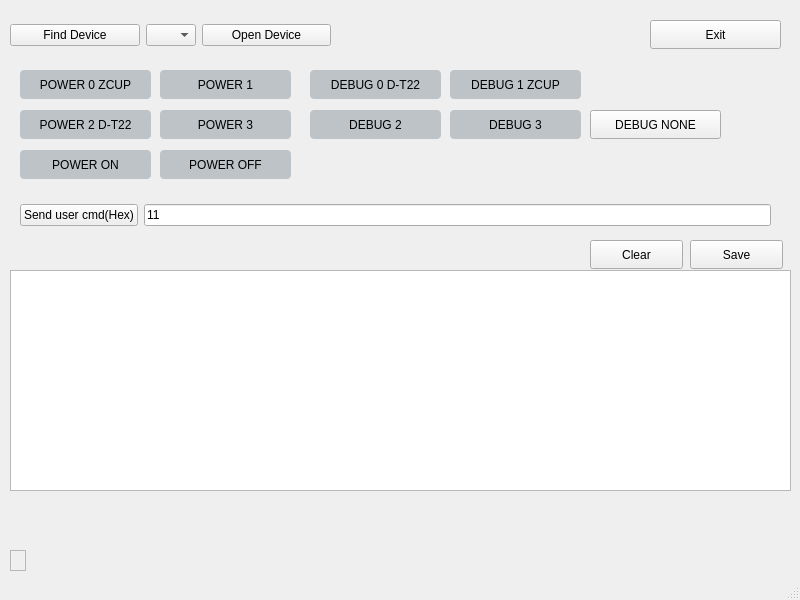
This is switch_board.ui in 15682532888/Switch_Board_qt as Qt 5 draws it before an edit. The edited form follows.
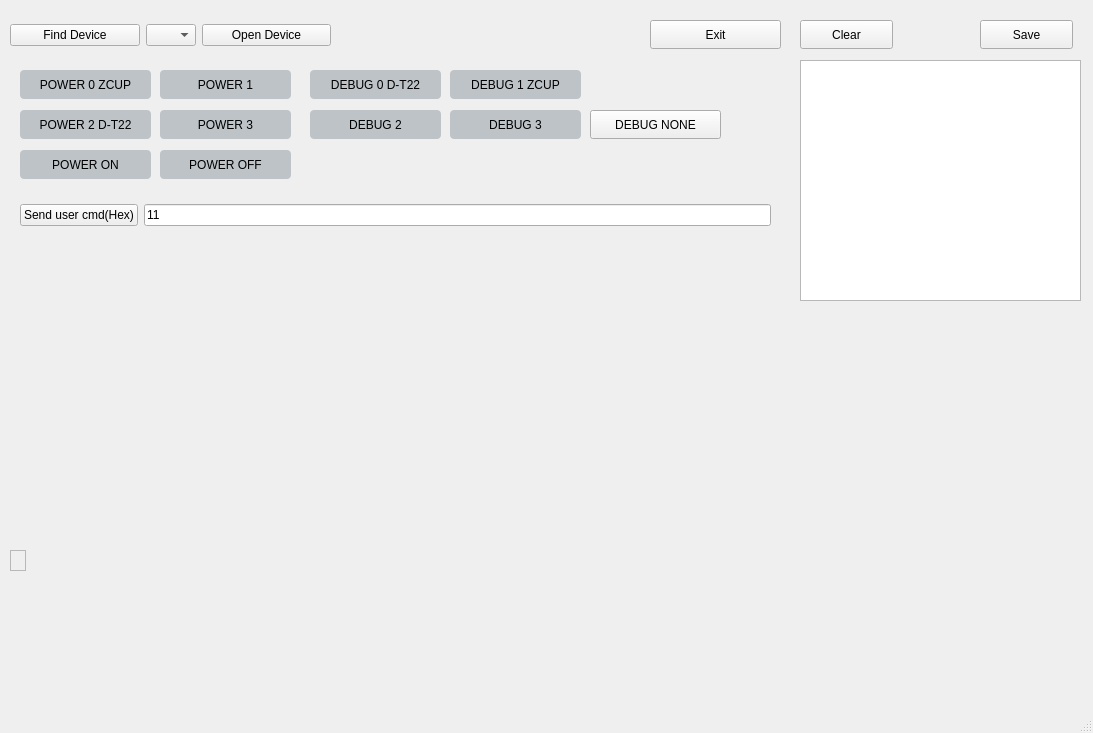
This is the edited form.

```diff
--- a/switch_board.ui
+++ b/switch_board.ui
@@ -6,8 +6,8 @@
    <rect>
     <x>0</x>
     <y>0</y>
-    <width>800</width>
-    <height>600</height>
+    <width>1093</width>
+    <height>733</height>
    </rect>
   </property>
   <property name="windowTitle">
@@ -54,18 +54,18 @@
    <widget class="QTextEdit" name="textEdit">
     <property name="geometry">
      <rect>
-      <x>10</x>
-      <y>270</y>
-      <width>781</width>
-      <height>221</height>
+      <x>800</x>
+      <y>60</y>
+      <width>281</width>
+      <height>241</height>
      </rect>
     </property>
    </widget>
    <widget class="QPushButton" name="pushButton_Clear">
     <property name="geometry">
      <rect>
-      <x>590</x>
-      <y>240</y>
+      <x>800</x>
+      <y>20</y>
       <width>93</width>
       <height>29</height>
      </rect>
@@ -77,8 +77,8 @@
    <widget class="QPushButton" name="pushButton_Save">
     <property name="geometry">
      <rect>
-      <x>690</x>
-      <y>240</y>
+      <x>980</x>
+      <y>20</y>
       <width>93</width>
       <height>29</height>
      </rect>
@@ -338,6 +338,16 @@
      <string>POWER OFF</string>
     </property>
    </widget>
+   <widget class="QWidget" name="widget" native="true">
+    <property name="geometry">
+     <rect>
+      <x>30</x>
+      <y>320</y>
+      <width>1031</width>
+      <height>341</height>
+     </rect>
+    </property>
+   </widget>
   </widget>
   <widget class="QMenuBar" name="menubar">
    <property name="geometry">
```
Left out of the diff: 2 changed lines with no effect on the pictures.
